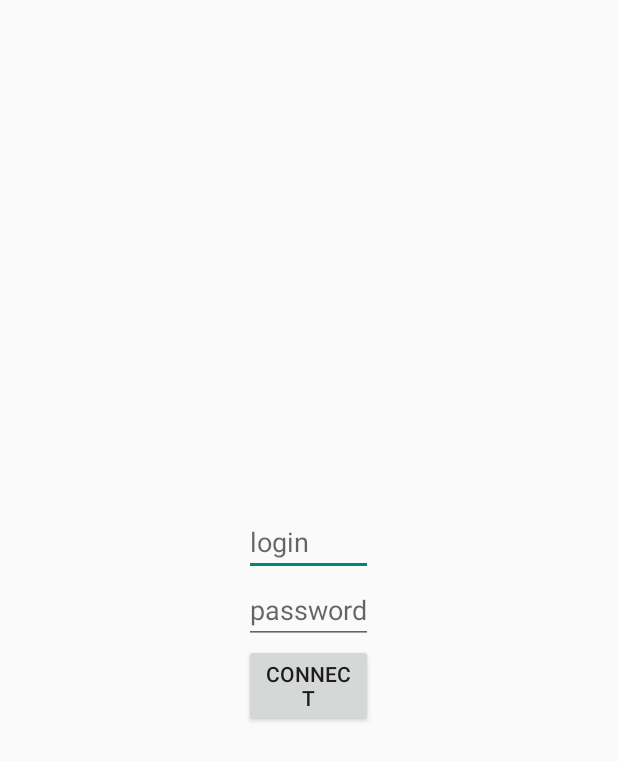
After one commit to nsvir/ProjectWeekOpop, an Android app: the layout fragment_connexion.xml on its own in the app's theme, with its tools: preview values and no code run, on a phone screen of 412 x 824 dp. The commit adds this screen. Shown: the top 761 px of the screen. Run offline under Robolectric (Android 15) with nearby library versions, the phone set to English and light mode, and no system bars.

Commit message:
Login page

```diff
--- a/ProjectWeek/src/main/AndroidManifest.xml
+++ b/ProjectWeek/src/main/AndroidManifest.xml
@@ -18,7 +18,8 @@
         android:theme="@style/AppTheme" >
         <activity
             android:name="com.example.projectweek.MainActivity"
-            android:label="@string/app_name" >
+            android:label="@string/app_name"
+            android:windowSoftInputMode="adjustResize">
             <intent-filter>
                 <action android:name="android.intent.action.MAIN" />
 
--- a/ProjectWeek/src/main/java/com/example/projectweek/MainActivity.java
+++ b/ProjectWeek/src/main/java/com/example/projectweek/MainActivity.java
@@ -29,7 +29,7 @@ public class MainActivity extends ActionBarActivity {
 
         if (savedInstanceState == null) {
             getSupportFragmentManager().beginTransaction()
-                    .replace(R.id.container, new FragmentCategorie())
+                    .replace(R.id.container, new FragmentConnexion())
                     .commit();
         }
 
--- /dev/null
+++ b/ProjectWeek/src/main/res/layout/fragment_connexion.xml
@@ -0,0 +1,35 @@
+<?xml version="1.0" encoding="utf-8"?>
+
+<RelativeLayout xmlns:android="http://schemas.android.com/apk/res/android"
+    android:layout_width="match_parent"
+    android:layout_height="match_parent">
+
+    <LinearLayout
+        android:orientation="vertical"
+        android:layout_width="wrap_content"
+        android:layout_height="wrap_content"
+        android:layout_centerInParent="true">
+
+        <EditText
+            android:id="@+id/login"
+            android:layout_height="wrap_content"
+            android:layout_width="match_parent"
+            android:hint="@string/login"
+            android:singleLine="true" />
+
+        <EditText
+            android:id="@+id/password"
+            android:layout_width="wrap_content"
+            android:layout_height="wrap_content"
+            android:hint="@string/password"
+            android:singleLine="true"
+            android:password="true" />
+
+        <Button
+            android:id="@+id/connect"
+            android:layout_height="wrap_content"
+            android:layout_width="match_parent"
+            android:text="@string/connect" />
+
+    </LinearLayout>
+</RelativeLayout>
--- a/ProjectWeek/src/main/res/layout/fragment_main.xml
+++ b/ProjectWeek/src/main/res/layout/fragment_main.xml
@@ -9,6 +9,7 @@
     tools:context=".MainActivity$PlaceholderFragment">
 
     <LinearLayout
+
         android:orientation="vertical"
         android:gravity="center"
         android:layout_centerInParent="true"
--- a/ProjectWeek/src/main/res/values/strings.xml
+++ b/ProjectWeek/src/main/res/values/strings.xml
@@ -6,5 +6,7 @@
     <string name="action_settings">Settings</string>
     <string name="bluetooth_on">Bluetooth Activated</string>
     <string name="bluetooth_off">Bluetooth Disabled</string>
-
+    <string name="login">login</string>
+    <string name="password">password</string>
+    <string name="connect">Connect</string>
 </resources>
```
Also changed, not shown: ProjectWeek/src/main/java/com/example/projectweek/ConnexionFragment.java (deleted, +0 -27 lines), ProjectWeek/src/main/java/com/example/projectweek/FragmentConnexion.java (added, +74 -0 lines), 1 other file.
